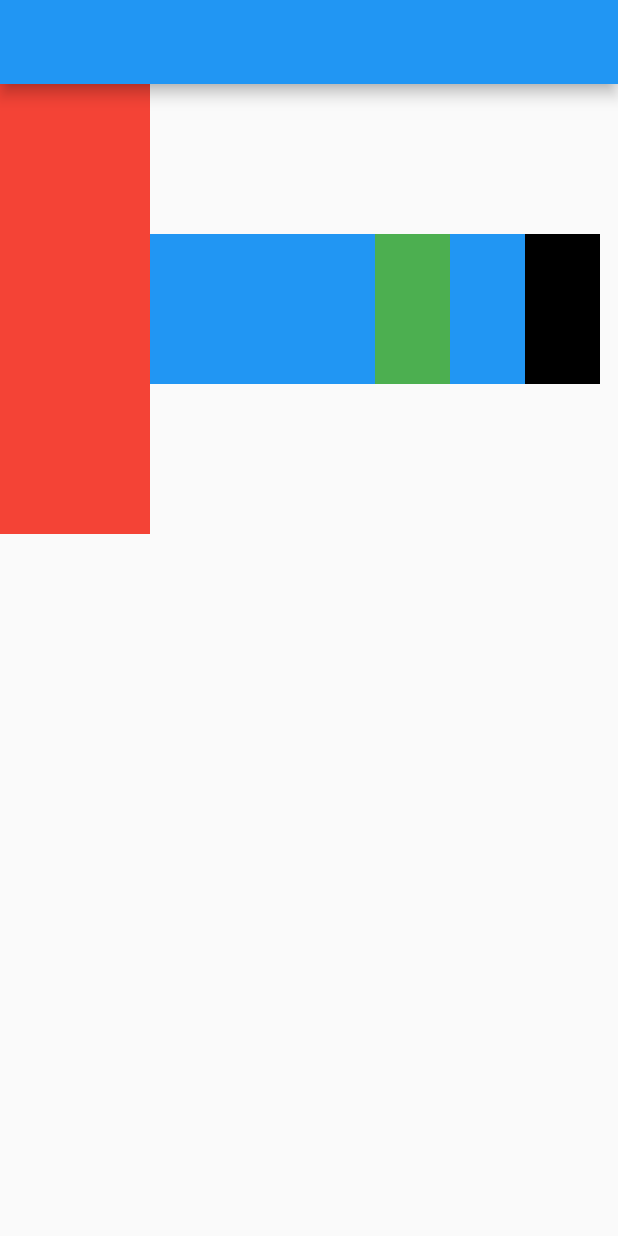
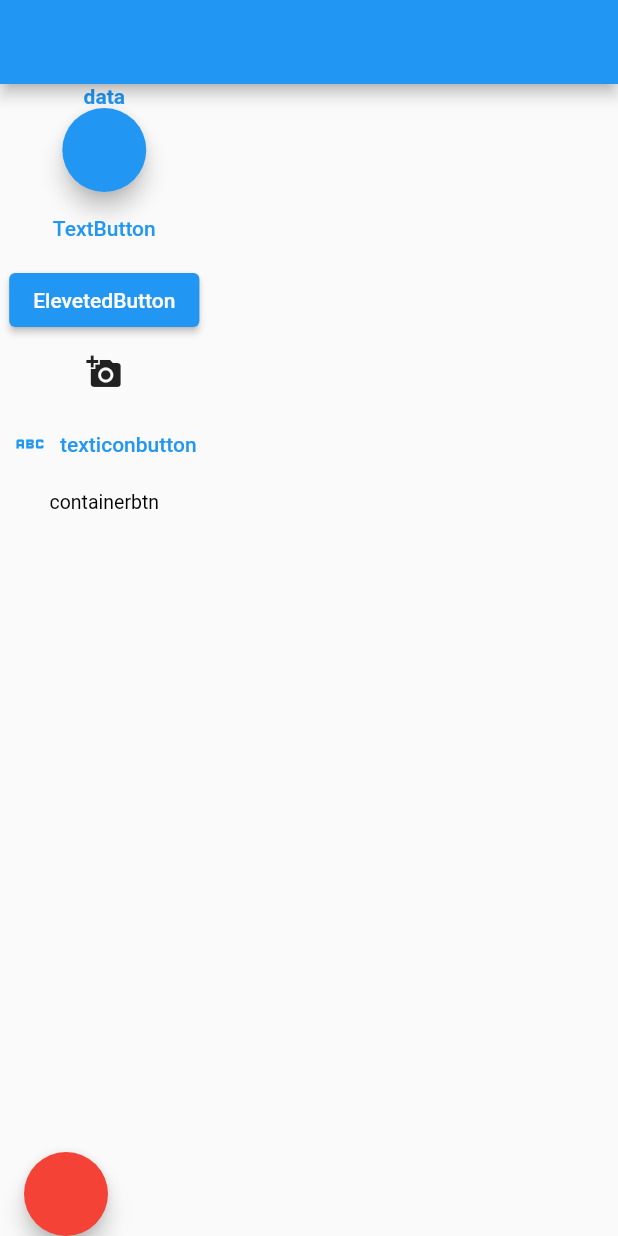
Before and after one commit to infoenum-testing/flutter_session, a Flutter app: the screen it shows after launch, on a phone screen of 412 x 824 dp. Run offline on Flutter 3.47's test engine with Material 2 defaults, Android fonts, the phone set to English and light mode, and no system bars.

Commit message:
learning button

```diff
--- a/lib/main.dart
+++ b/lib/main.dart
@@ -1,6 +1,9 @@
 import 'package:flutter/cupertino.dart';
 import 'package:flutter/material.dart';
+import 'package:flutter_application_demo/screens/assets_image_screen.dart';
+import 'package:flutter_application_demo/screens/button_screen.dart';
 import 'package:flutter_application_demo/screens/home_screen.dart';
+import 'package:flutter_application_demo/screens/stack_screen.dart';
 
 void main() {
   runApp(MyApp());
@@ -13,7 +16,7 @@ class MyApp extends StatelessWidget {
   Widget build(BuildContext context) {
     return MaterialApp(
       title: "My first App",
-      home: HomeScreen(),
+      home: ButtonScreen(),
     );
   }
 }
--- /dev/null
+++ b/lib/screens/button_screen.dart
@@ -0,0 +1,68 @@
+import 'package:flutter/material.dart';
+
+class ButtonScreen extends StatefulWidget {
+  ButtonScreen({super.key});
+
+  @override
+  State<ButtonScreen> createState() => _ButtonScreenState();
+}
+
+class _ButtonScreenState extends State<ButtonScreen> {
+  bool changeColor = false;
+
+  @override
+  Widget build(BuildContext context) {
+    return Scaffold(
+      appBar: AppBar(),
+      body: Column(children: [
+        Text(
+          "data",
+          style: TextStyle(color: Colors.blue, fontWeight: FontWeight.w600),
+        ),
+        FloatingActionButton(onPressed: () {}),
+        TextButton(
+          onPressed: () {
+            print("tap");
+          },
+          onLongPress: () {
+            print("on long press");
+          },
+          style: ButtonStyle(),
+          child: Text("TextButton"),
+        ),
+        ElevatedButton(onPressed: () {}, child: Text("ElevetedButton")),
+        IconButton(onPressed: () {}, icon: Icon(Icons.add_a_photo)),
+        TextButton.icon(
+            onPressed: () {
+              setState(() {
+                changeColor = !changeColor;
+
+                print(changeColor);
+              });
+            },
+            icon: Icon(Icons.abc),
+            label: Text("texticonbutton")),
+        GestureDetector(
+          onTap: () {},
+          child: Container(
+            width: 90,
+            height: 30,
+            decoration: BoxDecoration(
+                color: Colors.transparent,
+                borderRadius: BorderRadius.circular(8)),
+            child: Center(
+                child: Text(
+              "containerbtn",
+              style: TextStyle(color: Colors.black, fontSize: 13),
+            )),
+          ),
+        )
+      ]),
+      floatingActionButtonLocation: FloatingActionButtonLocation.startDocked,
+      floatingActionButton: FloatingActionButton(
+        onPressed: () {},
+        backgroundColor: changeColor ? Colors.amber : Colors.red,
+      ),
+    );
+  }
+}
--- a/pubspec.yaml
+++ b/pubspec.yaml
@@ -60,8 +60,9 @@ flutter:
   uses-material-design: true
 
   # To add assets to your application, add an assets section, like this:
-  # assets:
-  #   - images/a_dot_burr.jpeg
+  assets:
+    - assets/img/
+    - assets/icons/
   #   - images/a_dot_ham.jpeg
 
   # An image asset can refer to one or more resolution-specific "variants", see
```
Also changed, not shown: lib/screens/assets_image_screen.dart (added, +85 -0 lines), lib/screens/stack_screen.dart (added, +56 -0 lines), lib/utils/asset_path.dart (added, +9 -0 lines), assets/icons/1814106_location_map_marker_icon.png (added), assets/img/featureofflutter.png (added), assets/img/meditate.png (added), assets/img/rest.png (added).
